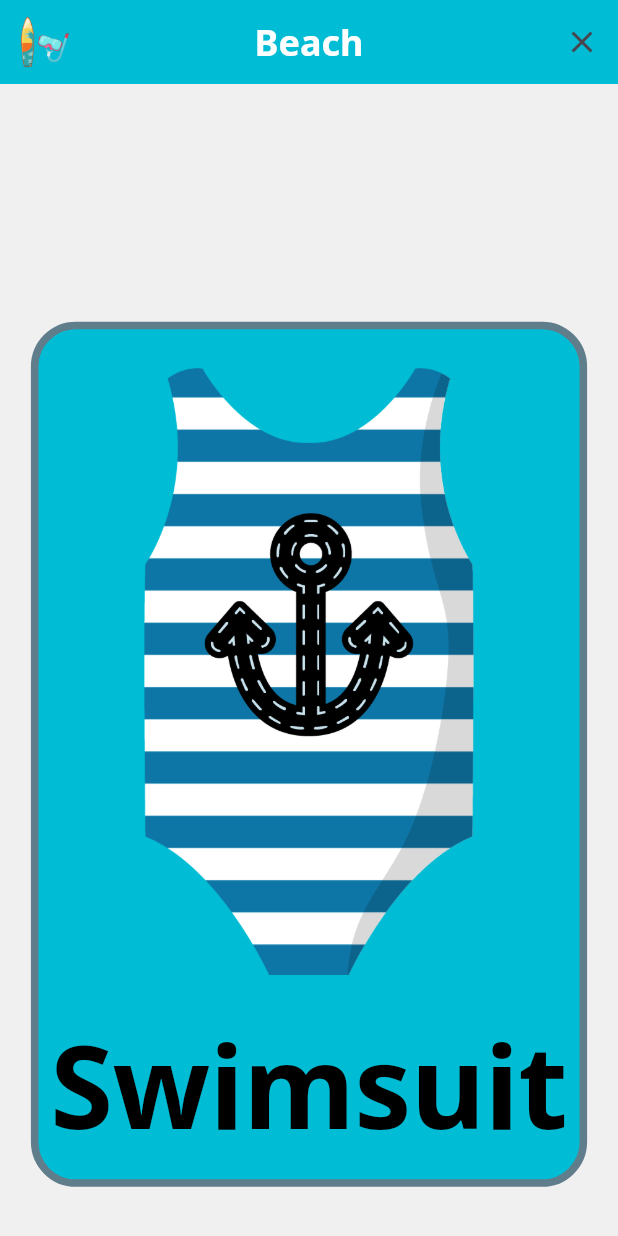
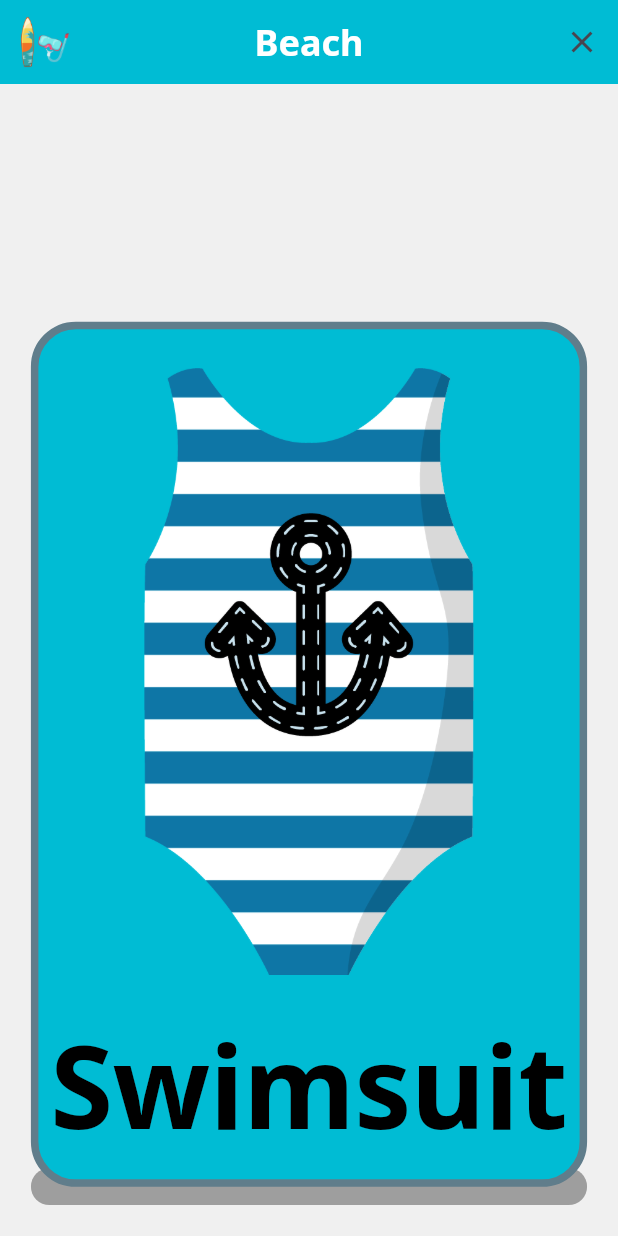
Before and after one commit to honpphuc/English-flashcards, a Flutter app: the screen it shows after launch, after a tap on "Beach", on a phone screen of 412 x 824 dp. Run offline on Flutter 3.47's test engine with Material 3 defaults, Android fonts, the phone set to English and light mode, and no system bars; our stand-ins replace flutter_tts, google_fonts.

Commit message:
progress_bar create

```diff
--- /dev/null
+++ b/lib/component/flashcards_page/progress_bar.dart
@@ -0,0 +1,67 @@
+import 'package:flutter/material.dart';
+import 'package:flutter_flashcard/notifier/flashcards_notifier.dart';
+import 'package:provider/provider.dart';
+
+class ProgressBar extends StatefulWidget {
+  const ProgressBar({super.key});
+
+  @override
+  State<ProgressBar> createState() => _ProgressBarState();
+}
+
+class _ProgressBarState extends State<ProgressBar> with SingleTickerProviderStateMixin {
+  late AnimationController _controller;
+
+  double beginValue = 0.0, endValue = 0.0;
+
+
+  @override
+  void initState() {
+    super.initState();
+    _controller = AnimationController(
+        duration: const Duration(milliseconds: 300),
+        vsync: this);
+  }
+
+  @override
+  void dispose() {
+    _controller.dispose();
+    super.dispose();
+  }
+
+  @override
+  Widget build(BuildContext context) {
+    final size = MediaQuery.of(context).size;
+    return Selector <FlashcardNotiFier, double>(
+      selector: (_, notifier) => notifier.percentCompleted,
+      builder: (_, percentCompleted, __) {
+        endValue = percentCompleted;
+        if(endValue == 0){
+          beginValue = 0;
+        }
+
+        var animation = Tween<double>(begin: beginValue, end: endValue)
+            .animate(CurvedAnimation(parent: _controller, curve: Curves.easeInOutCirc));
+
+        _controller.reset();
+        _controller.forward();
+        beginValue = endValue;
+
+
+        return AnimatedBuilder(
+          animation: _controller,
+          builder: (context, child) => Padding(
+          padding: EdgeInsets.all(size.width * 0.05),
+          child: ClipRRect(
+            borderRadius: BorderRadius.circular(size.width * 0.05),
+            child: LinearProgressIndicator(
+              minHeight: size.height * 0.03,
+              value: animation.value,
+            ),
+          ),
+          ),
+        );
+      },
+    );
+  }
+}
--- a/lib/configs/themes.dart
+++ b/lib/configs/themes.dart
@@ -58,4 +58,9 @@ final appTheme = ThemeData(
       ),
     ),
   ),
+
+  progressIndicatorTheme: ProgressIndicatorThemeData(
+    color: kCyanBlue,
+    linearTrackColor: Colors.grey,
+  ),
 );
--- a/lib/notifier/flashcards_notifier.dart
+++ b/lib/notifier/flashcards_notifier.dart
@@ -25,6 +25,17 @@ class FlashcardNotiFier extends ChangeNotifier {
     correctPercent = (percentage * 100).round();
   }
 
+  double percentCompleted = 0.0;
+
+  caculateCompletedPercent(){
+    percentCompleted = (correctTally + incorrectTally) / cardTally;
+    notifyListeners();
+  }
+
+  resetProgressBar(){
+    percentCompleted = 0.0;
+    notifyListeners();
+  }
   reset(){
     isFirstRound = true;
     isRoundCompleted = false;
@@ -51,6 +62,7 @@ class FlashcardNotiFier extends ChangeNotifier {
     cardTally = selectedWords.length;
     correctTally = 0;
     incorrectTally = 0;
+    resetProgressBar();
   }
 
   generateCurrentWord({required BuildContext context}) {
@@ -82,6 +94,7 @@ class FlashcardNotiFier extends ChangeNotifier {
     }else{
       correctTally++;
     }
+    caculateCompletedPercent();
     // for (var element in incorrectCards) {
     //   print(element.english);
     // }
--- a/lib/pages/flashcards_page.dart
+++ b/lib/pages/flashcards_page.dart
@@ -5,6 +5,7 @@ import 'package:provider/provider.dart';
 import '../component/app/custom_appbar.dart';
 import '../component/flashcards_page/card_1.dart';
 import '../component/flashcards_page/card_2.dart';
+import '../component/flashcards_page/progress_bar.dart';
 
 class FlashcardsPage extends StatefulWidget {
   const FlashcardsPage({super.key});
@@ -35,6 +36,9 @@ class _FlashcardsPageState extends State<FlashcardsPage> {
           ignoring: notifier.ignoreTouchers,
           child: Stack(
             children: [
+              Align(
+                alignment: Alignment.bottomCenter,
+                child: ProgressBar()),
               Card2(),
               Card1(),
             ],
```
